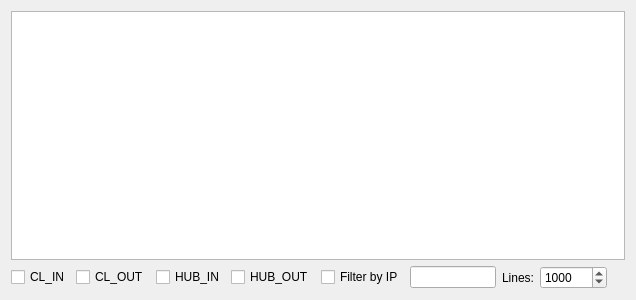
Above: eiskaltdcpp-qt/ui/UICmdDebug.ui from eiskaltdcpp/eiskaltdcpp before the change. Below: the same form after it.
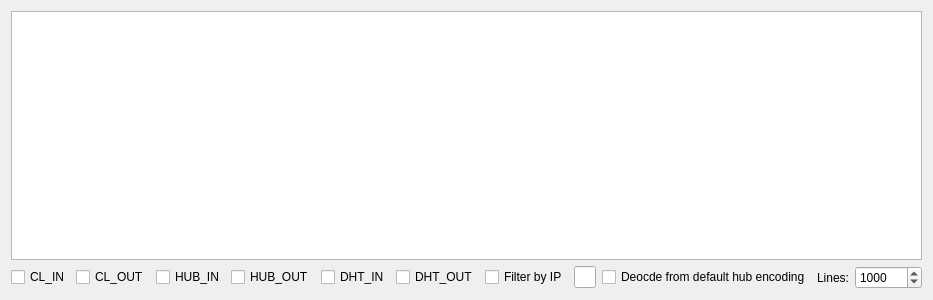
That is the form after the change.

Commit message: Split HUB debug message to: HUB and DHT. Add decoding from default hub encoding

Diff of the .ui file:
```diff
--- a/eiskaltdcpp-qt/ui/UICmdDebug.ui
+++ b/eiskaltdcpp-qt/ui/UICmdDebug.ui
@@ -6,7 +6,7 @@
    <rect>
     <x>0</x>
     <y>0</y>
-    <width>636</width>
+    <width>779</width>
     <height>300</height>
    </rect>
   </property>
@@ -51,6 +51,20 @@
        </property>
       </widget>
      </item>
+     <item>
+      <widget class="QCheckBox" name="checkBoxDHT_IN">
+       <property name="text">
+        <string>DHT_IN</string>
+       </property>
+      </widget>
+     </item>
+     <item>
+      <widget class="QCheckBox" name="checkBoxDHT_OUT">
+       <property name="text">
+        <string>DHT_OUT</string>
+       </property>
+      </widget>
+     </item>
      <item>
       <widget class="QCheckBox" name="checkBoxFilterIP">
        <property name="text">
@@ -61,6 +75,13 @@
      <item>
       <widget class="QLineEdit" name="lineEditIP"/>
      </item>
+     <item>
+      <widget class="QCheckBox" name="checkBoxDECODE">
+       <property name="text">
+        <string>Deocde from default hub encoding</string>
+       </property>
+      </widget>
+     </item>
      <item>
       <widget class="QLabel" name="label">
        <property name="text">
```
The commit also changes 3 other files.
